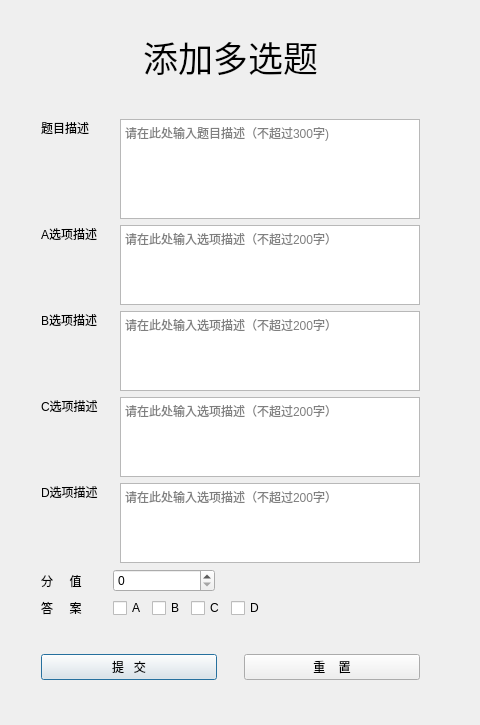
First picture: the form in ExamSystem/AddMultiChoice.ui, repository ChenjunYing/examsystem, before the edit.
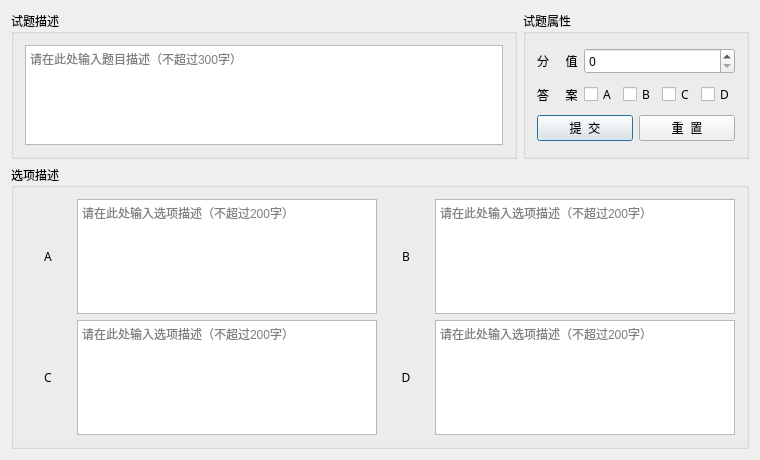
Second picture: the form after the edit.

```diff
--- a/ExamSystem/AddMultiChoice.ui
+++ b/ExamSystem/AddMultiChoice.ui
@@ -6,22 +6,10 @@
    <rect>
     <x>0</x>
     <y>0</y>
-    <width>480</width>
-    <height>725</height>
+    <width>760</width>
+    <height>460</height>
    </rect>
   </property>
-  <property name="minimumSize">
-   <size>
-    <width>480</width>
-    <height>725</height>
-   </size>
-  </property>
-  <property name="maximumSize">
-   <size>
-    <width>480</width>
-    <height>725</height>
-   </size>
-  </property>
   <property name="windowTitle">
    <string>添加多选题</string>
   </property>
@@ -31,88 +19,24 @@
   <property name="modal">
    <bool>false</bool>
   </property>
-  <widget class="QWidget" name="layoutWidget">
-   <property name="geometry">
-    <rect>
-     <x>30</x>
-     <y>20</y>
-     <width>401</width>
-     <height>671</height>
-    </rect>
-   </property>
-   <layout class="QVBoxLayout" name="verticalLayout" stretch="0,0,0,0,0,0,0,0,0,0,0">
+  <layout class="QVBoxLayout" name="verticalLayout_3">
     <item>
-     <widget class="QLabel" name="label">
+    <layout class="QHBoxLayout" name="horizontalLayout_12" stretch="7,3">
+     <item>
+      <widget class="QGroupBox" name="groupBox_2">
       <property name="font">
        <font>
-        <family>黑体</family>
-        <pointsize>26</pointsize>
-        <weight>50</weight>
-        <bold>false</bold>
-       </font>
-      </property>
-      <property name="text">
-       <string>添加多选题</string>
-      </property>
-      <property name="textFormat">
-       <enum>Qt::AutoText</enum>
-      </property>
-      <property name="alignment">
-       <set>Qt::AlignCenter</set>
-      </property>
-     </widget>
-    </item>
-    <item>
-     <spacer name="verticalSpacer">
-      <property name="orientation">
-       <enum>Qt::Vertical</enum>
-      </property>
-      <property name="sizeHint" stdset="0">
-       <size>
-        <width>20</width>
-        <height>40</height>
-       </size>
-      </property>
-     </spacer>
-    </item>
-    <item>
-     <layout class="QHBoxLayout" name="Descriptions" stretch="0,0,0">
-      <item>
-       <widget class="QLabel" name="label_2">
-        <property name="sizePolicy">
-         <sizepolicy hsizetype="Preferred" vsizetype="Expanding">
-          <horstretch>0</horstretch>
-          <verstretch>0</verstretch>
-         </sizepolicy>
-        </property>
-        <property name="text">
-         <string>题目描述</string>
-        </property>
-        <property name="alignment">
-         <set>Qt::AlignLeading|Qt::AlignLeft|Qt::AlignTop</set>
-        </property>
-       </widget>
-      </item>
-      <item>
-       <spacer name="horizontalSpacer_4">
-        <property name="orientation">
-         <enum>Qt::Horizontal</enum>
-        </property>
-        <property name="sizeType">
-         <enum>QSizePolicy::Preferred</enum>
-        </property>
-        <property name="sizeHint" stdset="0">
-         <size>
-          <width>40</width>
-          <height>20</height>
-         </size>
-        </property>
-       </spacer>
-      </item>
+         <family>微软雅黑</family>
+        </font>
+       </property>
+       <property name="title">
+        <string>试题描述</string>
+       </property>
+       <layout class="QHBoxLayout" name="horizontalLayout_10">
       <item>
        <widget class="QTextEdit" name="description">
         <property name="sizePolicy">
-         <sizepolicy hsizetype="Preferred" vsizetype="Expanding">
+           <sizepolicy hsizetype="Expanding" vsizetype="Expanding">
           <horstretch>0</horstretch>
           <verstretch>0</verstretch>
          </sizepolicy>
@@ -123,11 +47,10 @@
           <height>100</height>
          </size>
         </property>
-        <property name="maximumSize">
-         <size>
-          <width>300</width>
-          <height>100</height>
-         </size>
+          <property name="font">
+           <font>
+            <family>Arial</family>
+           </font>
         </property>
         <property name="readOnly">
          <bool>false</bool>
@@ -136,238 +59,30 @@
          <string>&lt;!DOCTYPE HTML PUBLIC &quot;-//W3C//DTD HTML 4.0//EN&quot; &quot;http://www.w3.org/TR/REC-html40/strict.dtd&quot;&gt;
 &lt;html&gt;&lt;head&gt;&lt;meta name=&quot;qrichtext&quot; content=&quot;1&quot; /&gt;&lt;style type=&quot;text/css&quot;&gt;
 p, li { white-space: pre-wrap; }
-&lt;/style&gt;&lt;/head&gt;&lt;body style=&quot; font-family:'SimSun'; font-size:9pt; font-weight:400; font-style:normal;&quot;&gt;
+&lt;/style&gt;&lt;/head&gt;&lt;body style=&quot; font-family:'Arial'; font-size:9pt; font-weight:400; font-style:normal;&quot;&gt;
 &lt;p style=&quot;-qt-paragraph-type:empty; margin-top:0px; margin-bottom:0px; margin-left:0px; margin-right:0px; -qt-block-indent:0; text-indent:0px;&quot;&gt;&lt;br /&gt;&lt;/p&gt;&lt;/body&gt;&lt;/html&gt;</string>
         </property>
         <property name="placeholderText">
-         <string>请在此处输入题目描述（不超过300字)</string>
+           <string>请在此处输入题目描述（不超过300字）</string>
         </property>
        </widget>
       </item>
      </layout>
-    </item>
-    <item>
-     <layout class="QHBoxLayout" name="A" stretch="1,0,8">
-      <item>
-       <widget class="QLabel" name="label_3">
-        <property name="text">
-         <string>A选项描述</string>
-        </property>
-        <property name="alignment">
-         <set>Qt::AlignLeading|Qt::AlignLeft|Qt::AlignTop</set>
-        </property>
        </widget>
       </item>
       <item>
-       <spacer name="horizontalSpacer_7">
-        <property name="orientation">
-         <enum>Qt::Horizontal</enum>
-        </property>
-        <property name="sizeHint" stdset="0">
-         <size>
-          <width>40</width>
-          <height>20</height>
-         </size>
-        </property>
-       </spacer>
-      </item>
+      <widget class="QGroupBox" name="groupBox_3">
+       <property name="font">
+        <font>
+         <family>微软雅黑</family>
+        </font>
+       </property>
+       <property name="title">
+        <string>试题属性</string>
+       </property>
+       <layout class="QVBoxLayout" name="verticalLayout_2">
       <item>
-       <widget class="QTextEdit" name="choiceA">
-        <property name="sizePolicy">
-         <sizepolicy hsizetype="Preferred" vsizetype="Expanding">
-          <horstretch>0</horstretch>
-          <verstretch>0</verstretch>
-         </sizepolicy>
-        </property>
-        <property name="minimumSize">
-         <size>
-          <width>300</width>
-          <height>80</height>
-         </size>
-        </property>
-        <property name="maximumSize">
-         <size>
-          <width>300</width>
-          <height>80</height>
-         </size>
-        </property>
-        <property name="readOnly">
-         <bool>false</bool>
-        </property>
-        <property name="placeholderText">
-         <string>请在此处输入选项描述（不超过200字）</string>
-        </property>
-       </widget>
-      </item>
-     </layout>
-    </item>
-    <item>
-     <layout class="QHBoxLayout" name="B" stretch="1,0,8">
-      <item>
-       <widget class="QLabel" name="label_4">
-        <property name="text">
-         <string>B选项描述</string>
-        </property>
-        <property name="alignment">
-         <set>Qt::AlignLeading|Qt::AlignLeft|Qt::AlignTop</set>
-        </property>
-       </widget>
-      </item>
-      <item>
-       <spacer name="horizontalSpacer_8">
-        <property name="orientation">
-         <enum>Qt::Horizontal</enum>
-        </property>
-        <property name="sizeHint" stdset="0">
-         <size>
-          <width>40</width>
-          <height>20</height>
-         </size>
-        </property>
-       </spacer>
-      </item>
-      <item>
-       <widget class="QTextEdit" name="choiceB">
-        <property name="sizePolicy">
-         <sizepolicy hsizetype="Preferred" vsizetype="Expanding">
-          <horstretch>0</horstretch>
-          <verstretch>0</verstretch>
-         </sizepolicy>
-        </property>
-        <property name="minimumSize">
-         <size>
-          <width>300</width>
-          <height>80</height>
-         </size>
-        </property>
-        <property name="maximumSize">
-         <size>
-          <width>300</width>
-          <height>80</height>
-         </size>
-        </property>
-        <property name="readOnly">
-         <bool>false</bool>
-        </property>
-        <property name="placeholderText">
-         <string>请在此处输入选项描述（不超过200字）</string>
-        </property>
-       </widget>
-      </item>
-     </layout>
-    </item>
-    <item>
-     <layout class="QHBoxLayout" name="C" stretch="1,0,8">
-      <item>
-       <widget class="QLabel" name="label_5">
-        <property name="text">
-         <string>C选项描述</string>
-        </property>
-        <property name="alignment">
-         <set>Qt::AlignLeading|Qt::AlignLeft|Qt::AlignTop</set>
-        </property>
-       </widget>
-      </item>
-      <item>
-       <spacer name="horizontalSpacer_9">
-        <property name="orientation">
-         <enum>Qt::Horizontal</enum>
-        </property>
-        <property name="sizeHint" stdset="0">
-         <size>
-          <width>40</width>
-          <height>20</height>
-         </size>
-        </property>
-       </spacer>
-      </item>
-      <item>
-       <widget class="QTextEdit" name="choiceC">
-        <property name="sizePolicy">
-         <sizepolicy hsizetype="Preferred" vsizetype="Expanding">
-          <horstretch>0</horstretch>
-          <verstretch>0</verstretch>
-         </sizepolicy>
-        </property>
-        <property name="minimumSize">
-         <size>
-          <width>300</width>
-          <height>80</height>
-         </size>
-        </property>
-        <property name="maximumSize">
-         <size>
-          <width>300</width>
-          <height>80</height>
-         </size>
-        </property>
-        <property name="readOnly">
-         <bool>false</bool>
-        </property>
-        <property name="placeholderText">
-         <string>请在此处输入选项描述（不超过200字）</string>
-        </property>
-       </widget>
-      </item>
-     </layout>
-    </item>
-    <item>
-     <layout class="QHBoxLayout" name="D" stretch="1,0,8">
-      <item>
-       <widget class="QLabel" name="label_6">
-        <property name="text">
-         <string>D选项描述</string>
-        </property>
-        <property name="alignment">
-         <set>Qt::AlignLeading|Qt::AlignLeft|Qt::AlignTop</set>
-        </property>
-       </widget>
-      </item>
-      <item>
-       <spacer name="horizontalSpacer_10">
-        <property name="orientation">
-         <enum>Qt::Horizontal</enum>
-        </property>
-        <property name="sizeHint" stdset="0">
-         <size>
-          <width>40</width>
-          <height>20</height>
-         </size>
-        </property>
-       </spacer>
-      </item>
-      <item>
-       <widget class="QTextEdit" name="choiceD">
-        <property name="sizePolicy">
-         <sizepolicy hsizetype="Preferred" vsizetype="Expanding">
-          <horstretch>0</horstretch>
-          <verstretch>0</verstretch>
-         </sizepolicy>
-        </property>
-        <property name="minimumSize">
-         <size>
-          <width>300</width>
-          <height>80</height>
-         </size>
-        </property>
-        <property name="maximumSize">
-         <size>
-          <width>300</width>
-          <height>80</height>
-         </size>
-        </property>
-        <property name="readOnly">
-         <bool>false</bool>
-        </property>
-        <property name="placeholderText">
-         <string>请在此处输入选项描述（不超过200字）</string>
-        </property>
-       </widget>
-      </item>
-     </layout>
-    </item>
-    <item>
-     <layout class="QHBoxLayout" name="horizontalLayout" stretch="2,1,8,16">
+         <layout class="QHBoxLayout" name="horizontalLayout_2">
       <item>
        <widget class="QLabel" name="label_7">
         <property name="sizePolicy">
@@ -376,31 +91,20 @@
           <verstretch>0</verstretch>
          </sizepolicy>
         </property>
+            <property name="font">
+             <font>
+              <family>Arial</family>
+             </font>
+            </property>
         <property name="text">
          <string>分     值</string>
         </property>
        </widget>
       </item>
-      <item>
-       <spacer name="horizontalSpacer_11">
-        <property name="orientation">
-         <enum>Qt::Horizontal</enum>
-        </property>
-        <property name="sizeType">
-         <enum>QSizePolicy::Fixed</enum>
-        </property>
-        <property name="sizeHint" stdset="0">
-         <size>
-          <width>25</width>
-          <height>20</height>
-         </size>
-        </property>
-       </spacer>
-      </item>
       <item>
        <widget class="QSpinBox" name="score">
         <property name="sizePolicy">
-         <sizepolicy hsizetype="Expanding" vsizetype="Fixed">
+             <sizepolicy hsizetype="Preferred" vsizetype="Fixed">
           <horstretch>0</horstretch>
           <verstretch>0</verstretch>
          </sizepolicy>
@@ -410,26 +114,10 @@
         </property>
        </widget>
       </item>
-      <item>
-       <spacer name="horizontalSpacer_3">
-        <property name="orientation">
-         <enum>Qt::Horizontal</enum>
-        </property>
-        <property name="sizeType">
-         <enum>QSizePolicy::Preferred</enum>
-        </property>
-        <property name="sizeHint" stdset="0">
-         <size>
-          <width>40</width>
-          <height>20</height>
-         </size>
-        </property>
-       </spacer>
-      </item>
      </layout>
     </item>
     <item>
-     <layout class="QHBoxLayout" name="horizontalLayout_3" stretch="3,1,1,1,1,1,5">
+         <layout class="QHBoxLayout" name="horizontalLayout_8">
       <item>
        <widget class="QLabel" name="label_8">
         <property name="sizePolicy">
@@ -438,27 +126,16 @@
           <verstretch>0</verstretch>
          </sizepolicy>
         </property>
+            <property name="font">
+             <font>
+              <family>Arial</family>
+             </font>
+            </property>
         <property name="text">
          <string>答     案</string>
         </property>
        </widget>
       </item>
-      <item>
-       <spacer name="horizontalSpacer_2">
-        <property name="orientation">
-         <enum>Qt::Horizontal</enum>
-        </property>
-        <property name="sizeType">
-         <enum>QSizePolicy::Fixed</enum>
-        </property>
-        <property name="sizeHint" stdset="0">
-         <size>
-          <width>25</width>
-          <height>20</height>
-         </size>
-        </property>
-       </spacer>
-      </item>
       <item>
        <widget class="QCheckBox" name="answerA">
         <property name="text">
@@ -499,63 +176,43 @@
         </attribute>
        </widget>
       </item>
-      <item>
-       <spacer name="horizontalSpacer_6">
-        <property name="orientation">
-         <enum>Qt::Horizontal</enum>
-        </property>
-        <property name="sizeType">
-         <enum>QSizePolicy::Preferred</enum>
-        </property>
-        <property name="sizeHint" stdset="0">
-         <size>
-          <width>40</width>
-          <height>20</height>
-         </size>
-        </property>
-       </spacer>
-      </item>
      </layout>
     </item>
     <item>
-     <spacer name="verticalSpacer_2">
-      <property name="orientation">
-       <enum>Qt::Vertical</enum>
-      </property>
-      <property name="sizeHint" stdset="0">
-       <size>
-        <width>20</width>
-        <height>40</height>
-       </size>
-      </property>
-     </spacer>
-    </item>
-    <item>
-     <layout class="QHBoxLayout" name="horizontalLayout_2" stretch="8,1,8">
+         <layout class="QHBoxLayout" name="horizontalLayout_9">
       <item>
        <widget class="QPushButton" name="submitBtn">
+            <property name="sizePolicy">
+             <sizepolicy hsizetype="Preferred" vsizetype="Fixed">
+              <horstretch>0</horstretch>
+              <verstretch>0</verstretch>
+             </sizepolicy>
+            </property>
+            <property name="font">
+             <font>
+              <family>Arial</family>
+             </font>
+            </property>
         <property name="text">
-         <string>提   交</string>
+             <string>提  交</string>
         </property>
        </widget>
       </item>
-      <item>
-       <spacer name="horizontalSpacer">
-        <property name="orientation">
-         <enum>Qt::Horizontal</enum>
-        </property>
-        <property name="sizeHint" stdset="0">
-         <size>
-          <width>40</width>
-          <height>20</height>
-         </size>
-        </property>
-       </spacer>
-      </item>
       <item>
        <widget class="QPushButton" name="resetBtn">
+            <property name="sizePolicy">
+             <sizepolicy hsizetype="Preferred" vsizetype="Fixed">
+              <horstretch>0</horstretch>
+              <verstretch>0</verstretch>
+             </sizepolicy>
+            </property>
+            <property name="font">
+             <font>
+              <family>Arial</family>
+             </font>
+            </property>
         <property name="text">
-         <string>重    置</string>
+             <string>重  置</string>
         </property>
        </widget>
       </item>
@@ -563,6 +220,236 @@
     </item>
    </layout>
   </widget>
+     </item>
+    </layout>
+   </item>
+   <item>
+    <widget class="QGroupBox" name="groupBox">
+     <property name="font">
+      <font>
+       <family>微软雅黑</family>
+      </font>
+     </property>
+     <property name="title">
+      <string>选项描述</string>
+     </property>
+     <layout class="QHBoxLayout" name="horizontalLayout_11">
+      <item>
+       <layout class="QVBoxLayout" name="verticalLayout">
+        <item>
+         <layout class="QHBoxLayout" name="horizontalLayout_6" stretch="1,1">
+          <item>
+           <layout class="QHBoxLayout" name="horizontalLayout" stretch="1,4">
+            <item>
+             <widget class="QLabel" name="label_3">
+              <property name="sizePolicy">
+               <sizepolicy hsizetype="Preferred" vsizetype="Fixed">
+                <horstretch>0</horstretch>
+                <verstretch>0</verstretch>
+               </sizepolicy>
+              </property>
+              <property name="styleSheet">
+               <string notr="true">font: 75 14pt &quot;Arial&quot;;</string>
+              </property>
+              <property name="text">
+               <string>A</string>
+              </property>
+              <property name="alignment">
+               <set>Qt::AlignCenter</set>
+              </property>
+             </widget>
+            </item>
+            <item>
+             <widget class="QTextEdit" name="choiceB">
+              <property name="sizePolicy">
+               <sizepolicy hsizetype="Expanding" vsizetype="Expanding">
+                <horstretch>0</horstretch>
+                <verstretch>0</verstretch>
+               </sizepolicy>
+              </property>
+              <property name="minimumSize">
+               <size>
+                <width>300</width>
+                <height>80</height>
+               </size>
+              </property>
+              <property name="font">
+               <font>
+                <family>Arial</family>
+               </font>
+              </property>
+              <property name="readOnly">
+               <bool>false</bool>
+              </property>
+              <property name="placeholderText">
+               <string>请在此处输入选项描述（不超过200字）</string>
+              </property>
+             </widget>
+            </item>
+           </layout>
+          </item>
+          <item>
+           <layout class="QHBoxLayout" name="horizontalLayout_3" stretch="1,4">
+            <item>
+             <widget class="QLabel" name="label_4">
+              <property name="sizePolicy">
+               <sizepolicy hsizetype="Preferred" vsizetype="Fixed">
+                <horstretch>0</horstretch>
+                <verstretch>0</verstretch>
+               </sizepolicy>
+              </property>
+              <property name="styleSheet">
+               <string notr="true">font: 75 14pt &quot;Arial&quot;;</string>
+              </property>
+              <property name="text">
+               <string>B</string>
+              </property>
+              <property name="alignment">
+               <set>Qt::AlignCenter</set>
+              </property>
+             </widget>
+            </item>
+            <item>
+             <widget class="QTextEdit" name="choiceA">
+              <property name="sizePolicy">
+               <sizepolicy hsizetype="Expanding" vsizetype="Expanding">
+                <horstretch>0</horstretch>
+                <verstretch>0</verstretch>
+               </sizepolicy>
+              </property>
+              <property name="minimumSize">
+               <size>
+                <width>300</width>
+                <height>80</height>
+               </size>
+              </property>
+              <property name="font">
+               <font>
+                <family>Arial</family>
+               </font>
+              </property>
+              <property name="readOnly">
+               <bool>false</bool>
+              </property>
+              <property name="placeholderText">
+               <string>请在此处输入选项描述（不超过200字）</string>
+              </property>
+             </widget>
+            </item>
+           </layout>
+          </item>
+         </layout>
+        </item>
+        <item>
+         <layout class="QHBoxLayout" name="horizontalLayout_7">
+          <item>
+           <layout class="QHBoxLayout" name="horizontalLayout_4" stretch="1,4">
+            <item>
+             <widget class="QLabel" name="label_5">
+              <property name="sizePolicy">
+               <sizepolicy hsizetype="Preferred" vsizetype="Fixed">
+                <horstretch>0</horstretch>
+                <verstretch>0</verstretch>
+               </sizepolicy>
+              </property>
+              <property name="styleSheet">
+               <string notr="true">font: 75 14pt &quot;Arial&quot;;</string>
+              </property>
+              <property name="text">
+               <string>C</string>
+              </property>
+              <property name="alignment">
+               <set>Qt::AlignCenter</set>
+              </property>
+             </widget>
+            </item>
+            <item>
+             <widget class="QTextEdit" name="choiceC">
+              <property name="sizePolicy">
+               <sizepolicy hsizetype="Expanding" vsizetype="Expanding">
+                <horstretch>0</horstretch>
+                <verstretch>0</verstretch>
+               </sizepolicy>
+              </property>
+              <property name="minimumSize">
+               <size>
+                <width>300</width>
+                <height>80</height>
+               </size>
+              </property>
+              <property name="font">
+               <font>
+                <family>Arial</family>
+               </font>
+              </property>
+              <property name="readOnly">
+               <bool>false</bool>
+              </property>
+              <property name="placeholderText">
+               <string>请在此处输入选项描述（不超过200字）</string>
+              </property>
+             </widget>
+            </item>
+           </layout>
+          </item>
+          <item>
+           <layout class="QHBoxLayout" name="horizontalLayout_5" stretch="1,4">
+            <item>
+             <widget class="QLabel" name="label_6">
+              <property name="sizePolicy">
+               <sizepolicy hsizetype="Preferred" vsizetype="Fixed">
+                <horstretch>0</horstretch>
+                <verstretch>0</verstretch>
+               </sizepolicy>
+              </property>
+              <property name="styleSheet">
+               <string notr="true">font: 75 14pt &quot;Arial&quot;;</string>
+              </property>
+              <property name="text">
+               <string>D</string>
+              </property>
+              <property name="alignment">
+               <set>Qt::AlignCenter</set>
+              </property>
+             </widget>
+            </item>
+            <item>
+             <widget class="QTextEdit" name="choiceD">
+              <property name="sizePolicy">
+               <sizepolicy hsizetype="Expanding" vsizetype="Expanding">
+                <horstretch>0</horstretch>
+                <verstretch>0</verstretch>
+               </sizepolicy>
+              </property>
+              <property name="minimumSize">
+               <size>
+                <width>300</width>
+                <height>80</height>
+               </size>
+              </property>
+              <property name="font">
+               <font>
+                <family>Arial</family>
+               </font>
+              </property>
+              <property name="readOnly">
+               <bool>false</bool>
+              </property>
+              <property name="placeholderText">
+               <string>请在此处输入选项描述（不超过200字）</string>
+              </property>
+             </widget>
+            </item>
+           </layout>
+          </item>
+         </layout>
+        </item>
+       </layout>
+      </item>
+     </layout>
+    </widget>
+   </item>
+  </layout>
  </widget>
  <layoutdefault spacing="6" margin="11"/>
  <resources/>
```
Left out of the diff: 6 changed lines with no effect on the pictures. Lines whose indentation alone changed are shown as unchanged.
